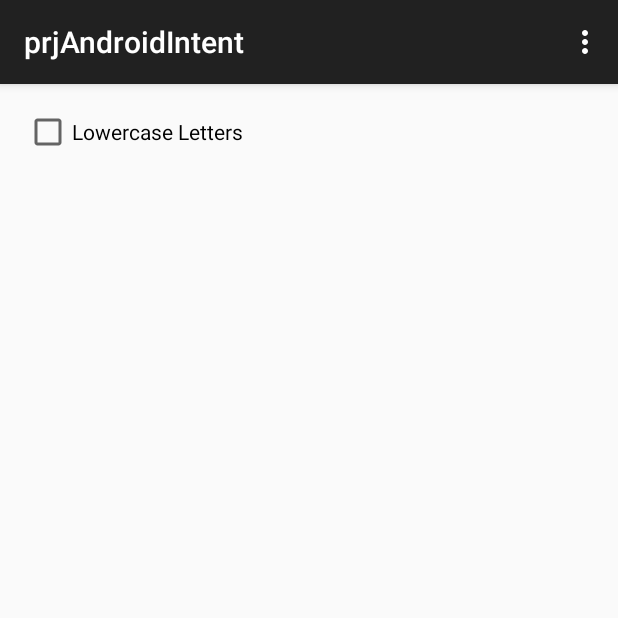
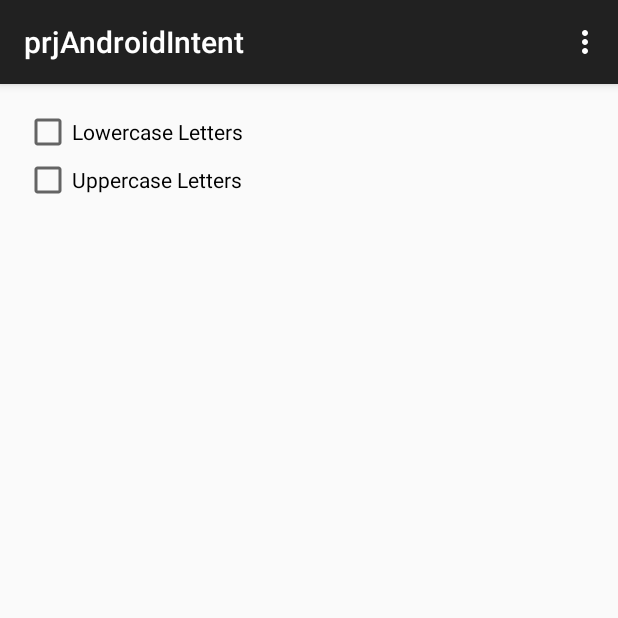
Before and after one commit to sa7mon/COMP2150-WebServices, an Android app: the screen it shows after launch (MainActivity), on a phone screen of 412 x 824 dp, the top half of it. Run offline under Robolectric (Android 15) with nearby library versions, the phone set to English and light mode, and no system bars.

Commit message:
Add another checkbox and specify linearLayout orientation

```diff
--- a/prjAndroidIntent/app/src/main/res/layout/activity_main.xml
+++ b/prjAndroidIntent/app/src/main/res/layout/activity_main.xml
@@ -10,14 +10,19 @@
 
     <LinearLayout
         android:layout_width="wrap_content"
-        android:layout_height="wrap_content">
+        android:layout_height="wrap_content"
+        android:orientation="vertical">
 
         <CheckBox android:id="@+id/chkLowercase"
-            android:layout_width="wrap_content"
-            android:layout_height="wrap_content"
+            android:layout_width="match_parent"
+            android:layout_height="match_parent"
             android:text="@string/strLowercase"
-            android:onClick=""
-        />
-        </LinearLayout>
+            android:onClick="" />
+        <CheckBox
+            android:layout_width="match_parent"
+            android:layout_height="match_parent"
+            android:text="Uppercase Letters"
+            android:onClick="" />
+    </LinearLayout>
 
 </RelativeLayout>
```
Also changed, not shown: prjAndroidIntent/app/src/main/java/com/danthesalmon/prjandroidintent/MainActivity.java (+19 -0 lines).
